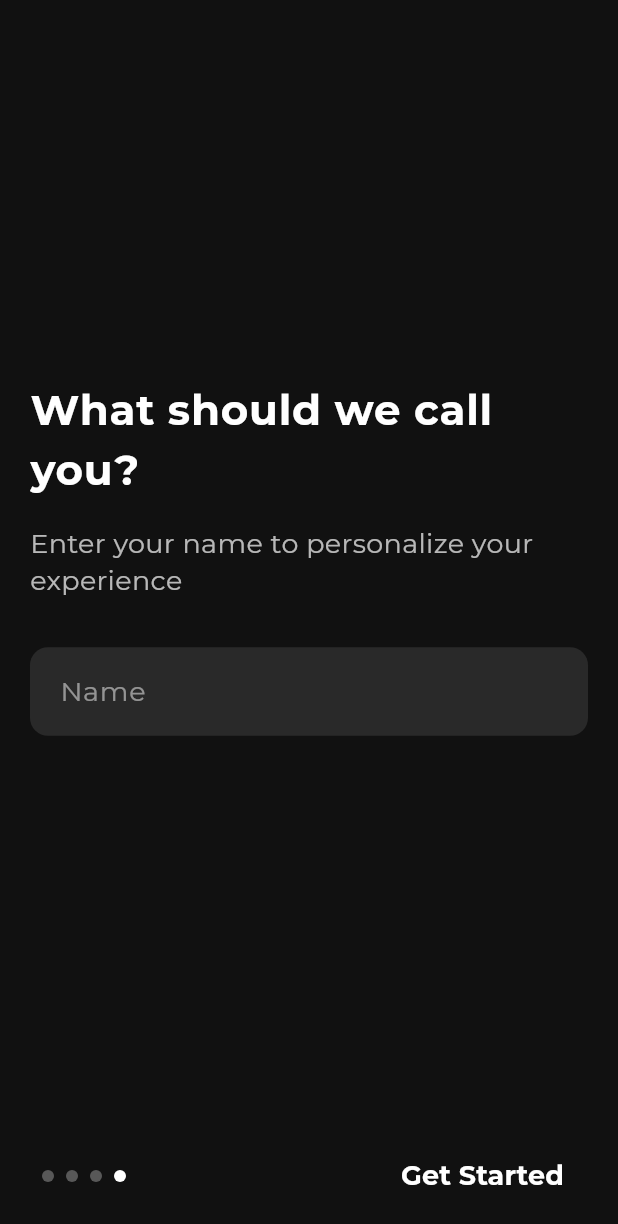
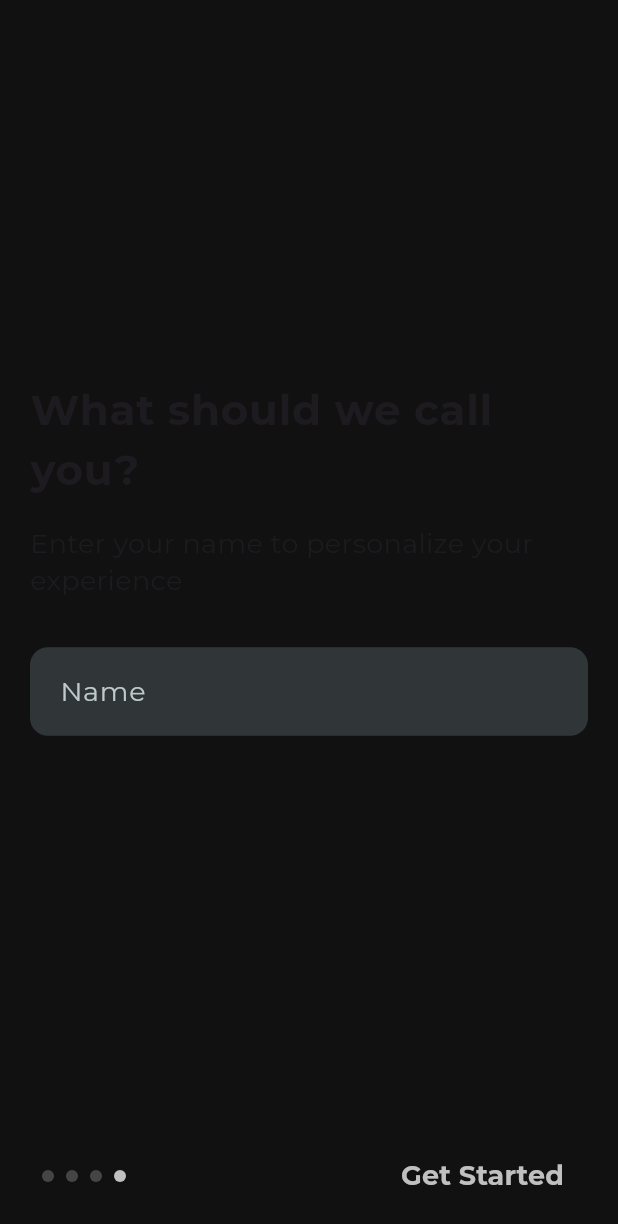
Before and after one commit to seasmoffi-gif/AnimeciX-app, a Flutter app: the screen it shows after launch, swiped to page 4, on a phone screen of 412 x 824 dp. Shown: the top 1224 px of the screen. Run offline on Flutter 3.47's test engine with Material 3 defaults, Android fonts, the phone set to English and light mode, and no system bars; our stand-ins replace better_player, cached_network_image, crystal_navigation_bar, dio, flex_color_scheme, flutter_staggered_animations and 10 more; accounts and stored records are empty.

Commit message:
FIX: Onboarding theme

```diff
--- a/lib/screens/onboarding/onboarding_screen.dart
+++ b/lib/screens/onboarding/onboarding_screen.dart
@@ -1,4 +1,5 @@
 import 'package:flutter/material.dart';
+import 'package:flutter_svg/svg.dart';
 import 'package:go_router/go_router.dart';
 import 'package:nekoflow/data/boxes/user_box.dart';
 import 'package:nekoflow/screens/onboarding/loading_screen.dart';
@@ -22,7 +23,7 @@ class _OnboardingScreenState extends State<OnboardingScreen> {
     {
       "title": "Welcome to ShonenX",
       "description": "Your gateway to endless anime adventures",
-      "image": "lib/assets/images/onboarding/logo.png",
+      "image": "lib/assets/images/onboarding/logo.svg",
     },
     {
       "title": "Discover New Worlds",
@@ -137,10 +138,21 @@ class _OnboardingScreenState extends State<OnboardingScreen> {
         children: [
           Expanded(
             flex: 3,
-            child: Image.asset(
-              onboardingData[index]['image']!,
-              fit: BoxFit.contain,
-            ),
+            child: onboardingData[index]['image']!.endsWith('.svg')
+                ? SvgPicture.asset(
+                    onboardingData[index]['image']!,
+                    colorFilter: ColorFilter.mode(
+                      Theme.of(context)
+                          .colorScheme
+                          .primary, // The desired color
+                      BlendMode.srcIn,
+                    ),
+                    fit: BoxFit.contain,
+                  )
+                : Image.asset(
+                    onboardingData[index]['image']!,
+                    fit: BoxFit.contain,
+                  ),
           ),
           const SizedBox(height: 32),
           Text(
@@ -148,7 +160,6 @@ class _OnboardingScreenState extends State<OnboardingScreen> {
             style: const TextStyle(
               fontSize: 28,
               fontWeight: FontWeight.bold,
-              color: Colors.white,
               letterSpacing: 0.5,
             ),
             textAlign: TextAlign.center,
@@ -158,7 +169,6 @@ class _OnboardingScreenState extends State<OnboardingScreen> {
             onboardingData[index]['description']!,
             style: const TextStyle(
               fontSize: 18,
-              color: Colors.white70,
               height: 1.4,
             ),
             textAlign: TextAlign.center,
@@ -180,7 +190,6 @@ class _OnboardingScreenState extends State<OnboardingScreen> {
             style: TextStyle(
               fontSize: 28,
               fontWeight: FontWeight.bold,
-              color: Colors.white,
               letterSpacing: 0.5,
             ),
           ),
@@ -189,7 +198,6 @@ class _OnboardingScreenState extends State<OnboardingScreen> {
             "Enter your name to personalize your experience",
             style: TextStyle(
               fontSize: 18,
-              color: Colors.white70,
               height: 1.4,
             ),
           ),
@@ -197,12 +205,10 @@ class _OnboardingScreenState extends State<OnboardingScreen> {
           TextField(
             controller: _nameController,
             onChanged: (value) => setState(() => name = value),
-            style: const TextStyle(color: Colors.white, fontSize: 18),
+            style: const TextStyle(fontSize: 18),
             decoration: InputDecoration(
               filled: true,
-              fillColor: Colors.white.withValues(alpha: 0.1),
               hintText: 'Name',
-              hintStyle: TextStyle(color: Colors.white.withValues(alpha: 0.5)),
               border: OutlineInputBorder(
                 borderRadius: BorderRadius.circular(12),
                 borderSide: BorderSide.none,
@@ -231,8 +237,8 @@ class _OnboardingScreenState extends State<OnboardingScreen> {
                 height: 8,
                 decoration: BoxDecoration(
                   color: _currentPage == index
-                      ? Colors.white
-                      : Colors.white.withValues(alpha: 0.3),
+                      ? Theme.of(context).primaryColor
+                      : Theme.of(context).primaryColor.withValues(alpha: 0.3),
                   shape: BoxShape.circle,
                 ),
               ),
@@ -247,10 +253,6 @@ class _OnboardingScreenState extends State<OnboardingScreen> {
               _currentPage < onboardingData.length ? 'Next' : 'Get Started',
               style: TextStyle(
                 fontSize: 18,
-                color: (name.trim().isNotEmpty ||
-                        _currentPage < onboardingData.length)
-                    ? Colors.white
-                    : Colors.white.withValues(alpha: 0.5),
                 fontWeight: FontWeight.bold,
               ),
             ),
```
